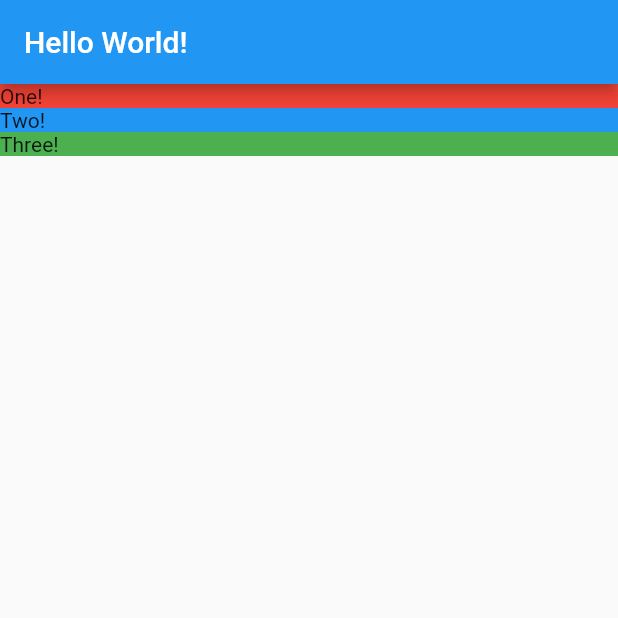
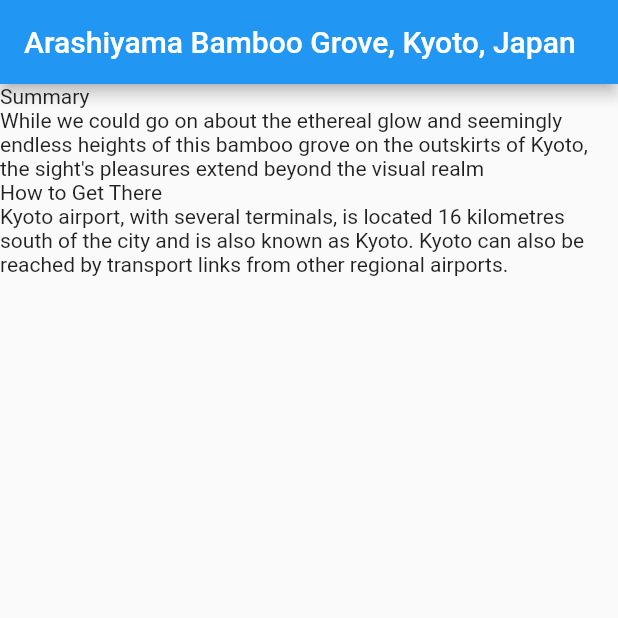
Before and after one commit to NenadSpasic/Flutter, a Flutter app: the screen it shows after launch, on a phone screen of 412 x 824 dp, the top half of it. Run offline on Flutter 3.47's test engine with Material 2 defaults, Android fonts, the phone set to English and light mode, and no system bars.

Commit message:
Rendering members of a List in Flutter

```diff
--- a/day2/lib/location_detail.dart
+++ b/day2/lib/location_detail.dart
@@ -1,31 +1,60 @@
 import 'package:flutter/material.dart';
+import 'models/location.dart';
 
 class LocationDetail extends StatelessWidget {
+  final Location location;
+
+  LocationDetail(this.location);
+
   @override
   Widget build(BuildContext context) {
     // TODO: implement build
     return Scaffold(
       appBar: AppBar(
-        title: Text('Hello World!'),
+        title: Text(location.name),
       ),
       body: Column(
         mainAxisAlignment: MainAxisAlignment.start,
         crossAxisAlignment: CrossAxisAlignment.stretch,
-        children: <Widget>[
-          _section("One!", Colors.red),
-          _section("Two!", Colors.blue),
-          _section("Three!", Colors.green),
-        ],
+        children: _renderFacts(location),
       ),
     );
   }
 
-  Widget _section(String title, Color color) {
-    return Container(
-      decoration: BoxDecoration(
-        color: color,
-      ),
-      child: Text(title),
-    );
+  List<Widget> _renderFacts(Location location) {
+    var result = List<Widget>();
+    for (int i = 0; i < location.facts.length; i++) {
+      result.add(_sectionTitle(location.facts[i].title));
+      //ovako se pristupa clanovima Liste
+      result.add(_sectionText(location.facts[i].text));
+      //varijabla 'locaation' predstavlja Konstruktor Location cija lista pod nazivom 'facts' se ispusuje dokle god ima clanova u njoj
+    }
+    return result;
+  }
+
+  Widget _sectionTitle(String text) {
+    return Text(text);
+  }
+
+  Widget _sectionText(String text) {
+    return Text(text);
   }
 }
+
+/**
+ * Posto je ovo StatelessWidget trebalo bi da je moguce da mu se prosledi
+ * neki parametar, dakle definisem clana mog StatelessWidgeta i on ce biti 'final'
+ * znaci da se nece menjati, ali definisemo ovaj clan da bi mogli da kreiramo NOi KONSTRUKTOR
+ * pod naxivom 'LocationDetail' a ne da koristimo defoltni KONSTRUKTOR koji je vec definisan u
+ * samom Widgetu;
+ * U novokreiranom "custom" KONSTRUKTOrU definisemo --> 'LocationDetail(this.location)' da bi
+ * na najlaksi nacin dodeljivali svojstva nasoj varijabli 'location' jer ce zbog
+ * reci '.this' automatski biti dodeljeno varijabli sta god da prosledio KONSTRUKTORU;
+ * Zbog toga sada mogu da uradim sledece -->
+        '  appBar: AppBar(
+        title: Text(location.name), ' sto znaci da umesto da hardkodiramo naslov
+        on ce se automatski nasledjivati iz naseg modela 'Location' posto sama klasa
+        poseduje atribut 'name' koji je 'final' i tipa je 'String'
+ * Najlaksi nacin da se to uradi je da se definise varijabla tipa Location
+ * --> 'final Location location;'
+ */
--- a/day2/lib/main.dart
+++ b/day2/lib/main.dart
@@ -1,6 +1,9 @@
 import 'package:flutter/material.dart';
+import 'models/location.dart';
 import 'location_detail.dart';
+import 'mocks/mock_location.dart';
 
 void main() {
-  return runApp(MaterialApp(home: LocationDetail()));
+  final Location mockLocation = MockLocation.FetchAny();
+  return runApp(MaterialApp(home: LocationDetail(mockLocation)));
 }
--- /dev/null
+++ b/day2/lib/mocks/mock_location.dart
@@ -0,0 +1,34 @@
+import '../models/location.dart';
+import '../models/location_fact.dart';
+
+class MockLocation extends Location {
+  static Location FetchAny() {
+    return Location(
+        name: 'Arashiyama Bamboo Grove, Kyoto, Japan',
+        url: 'https://fluttercrashcourse.com/assets/images/arashiyama@3x.jpg',
+        facts: <LocationFact>[
+          LocationFact(
+              title: 'Summary',
+              text:
+                  'While we could go on about the ethereal glow and seemingly endless heights of this bamboo grove on the outskirts of Kyoto, the sight\'s pleasures extend beyond the visual realm'),
+          LocationFact(
+              title: 'How to Get There',
+              text:
+                  'Kyoto airport, with several terminals, is located 16 kilometres south of the city and is also known as Kyoto. Kyoto can also be reached by transport links from other regional airports.')
+        ]);
+  }
+}
+
+/**
+ * Mock_location ima novi metod 'FetchAny' -> to je funkcija koja hvata bilo koju Lokaciju
+ * koju definisemo, posto klasa MockLocation extenduje klasu Location, sto u sustini znaci
+ * da nasledjuje sve osobine i metode koje su definisane u classi Location ali i dodaje
+ * novu funkciju a to je 'FetchAny';
+ * U ovoj klasi koja mi IMITIRA podatke koje bih vukao sa servera, uvozimo i loction.dart
+ * i location_fact.dart;
+ * Sa funkcijom 'FetchAny' zelim da vratim (return) INstANCU klase 'Location';
+ * Ovde se pojavljuju i Liste u Dartu, to je u sutini Niz Array, ali se u flateru koristi kao
+ * poseban oblik gde mora da se striktno definise tip za svakog clana Liste/Array
+ * u ovom slucaju kreiram Listu tipa LocationFact
+ *
+ */
```
